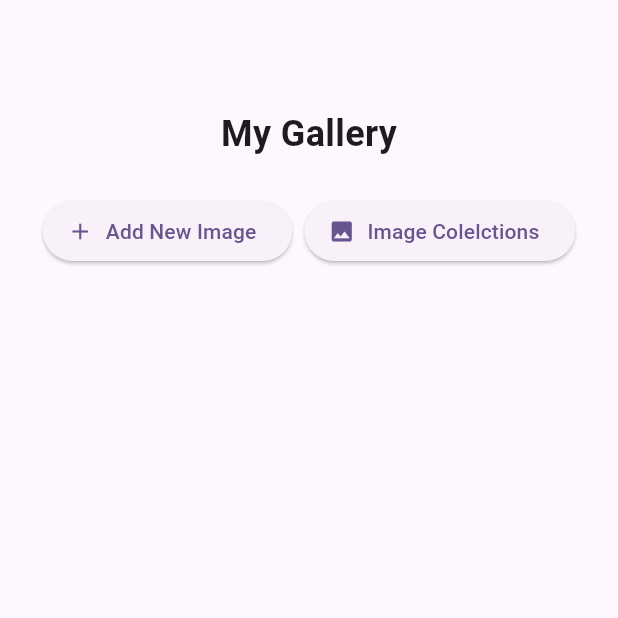
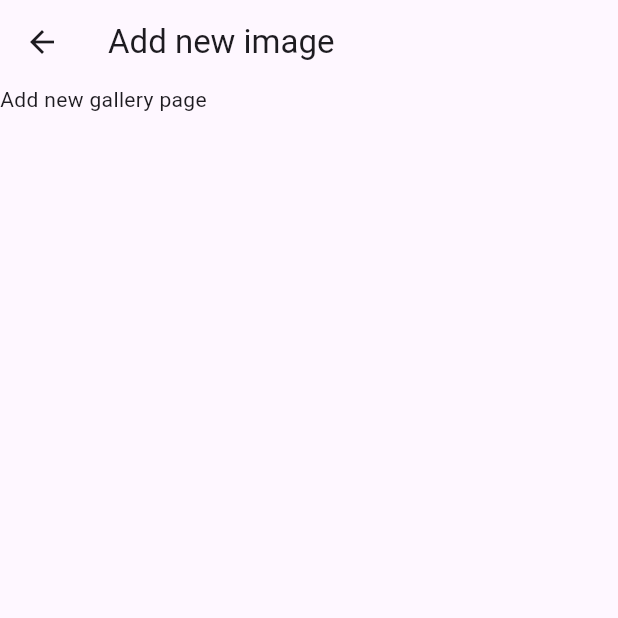
Before and after one commit to yafizh/my_gallery, a Flutter app: the screen it shows after launch, after a tap on "Add New Image", on a phone screen of 412 x 824 dp, the top half of it. Run offline on Flutter 3.47's test engine with Material 3 defaults, Android fonts, the phone set to English and light mode, and no system bars.

Commit message:
update routes

```diff
--- a/lib/main.dart
+++ b/lib/main.dart
@@ -21,7 +21,7 @@
       initialRoute: '/',
       routes: {
         '/': (context) => const Home(),
-        '/gallery': (context) => const GalleryIndex(),
+        '/galleries': (context) => const GalleryIndex(),
         '/gallery/create': (context) => const GalleryCreate()
       },
     );
--- a/lib/screens/gallery/gallery_create.dart
+++ b/lib/screens/gallery/gallery_create.dart
@@ -10,6 +10,11 @@ class GalleryCreate extends StatefulWidget {
 class _GalleryCreateState extends State<GalleryCreate> {
   @override
   Widget build(BuildContext context) {
-    return const Placeholder();
+    return Scaffold(
+      appBar: AppBar(
+        title: const Text('Add new image'),
+      ),
+      body: const Text('Add new gallery page'),
+    );
   }
 }
```
Also changed, not shown: lib/screens/gallery/gallery_index.dart (+6 -1 lines), lib/screens/home.dart (+6 -2 lines).
